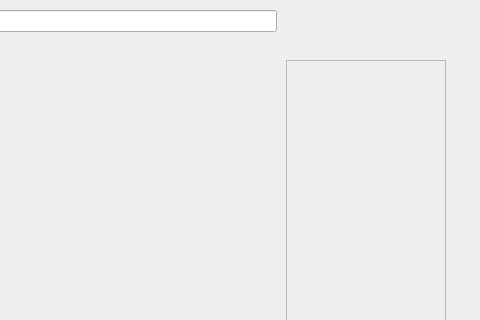
First picture: the form in FinCore/ui/designer/main_window.ui, repository claudioAB-dev/FinCore, before the edit; both pictures show x 614 to 1094 and y 0 to 320 of the 1094 by 765 pixel window.
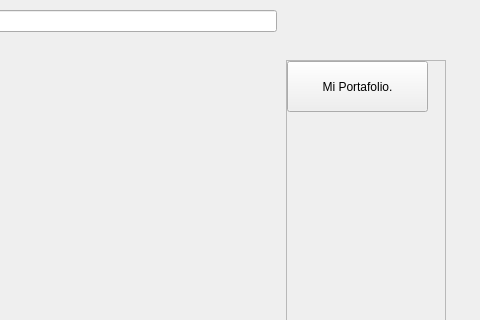
Second picture: the form after the edit.

Commit message: Add 'Mi Portafolio' button to main window UI

The edit to the form file:
```diff
--- a/FinCore/ui/designer/main_window.ui
+++ b/FinCore/ui/designer/main_window.ui
@@ -64,6 +64,19 @@
           <height>557</height>
          </rect>
         </property>
+        <widget class="QPushButton" name="miPortafolioButton">
+         <property name="geometry">
+          <rect>
+           <x>0</x>
+           <y>0</y>
+           <width>141</width>
+           <height>51</height>
+          </rect>
+         </property>
+         <property name="text">
+          <string>Mi Portafolio.</string>
+         </property>
+        </widget>
        </widget>
       </widget>
      </item>
```
The commit also changes 2 other files.
